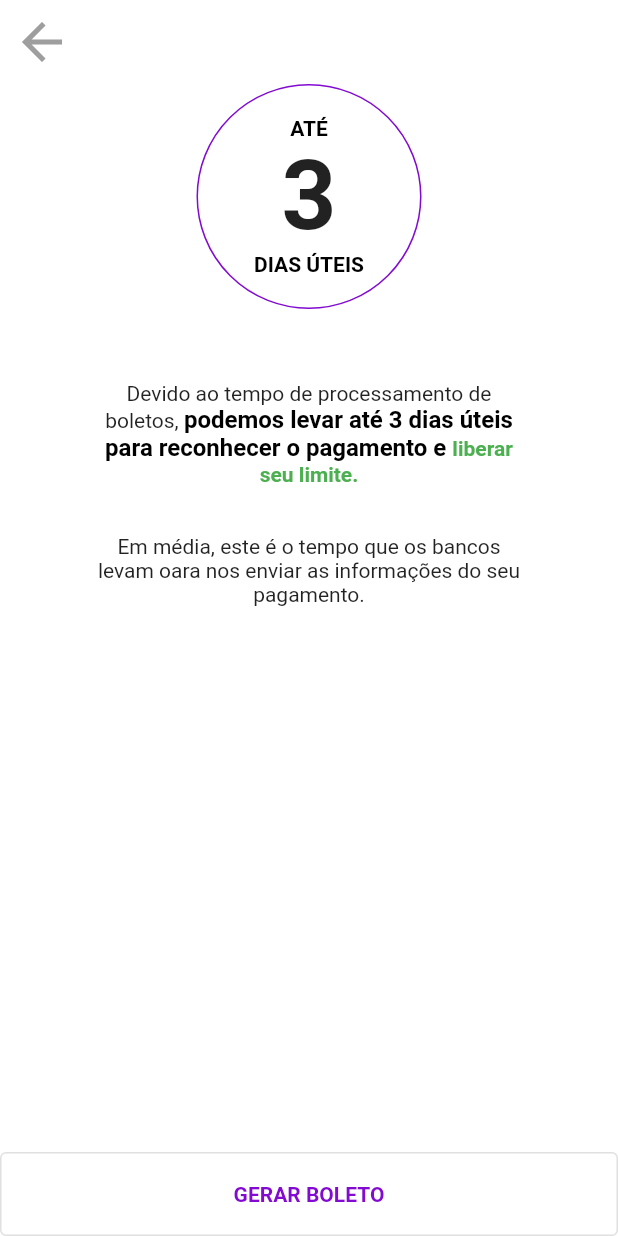
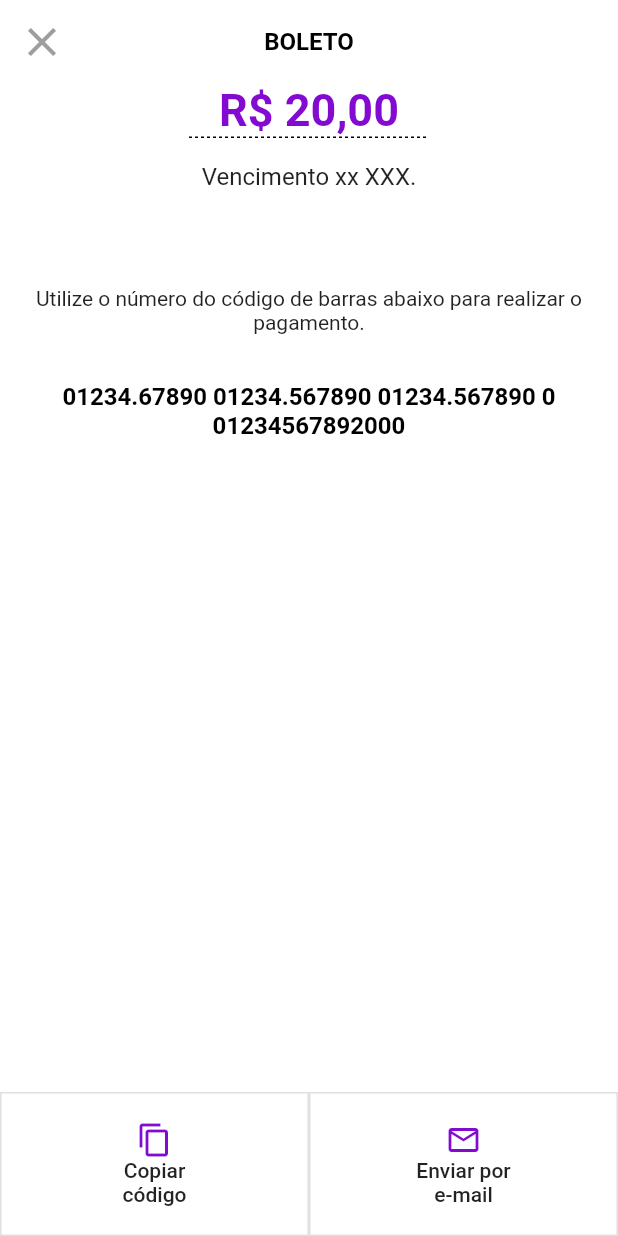
Before and after one commit to Eduardo-Tanaka/Nubank-flutter, a Flutter app: the PagarBoletoPage screen opened by its route, after a tap on "GERAR BOLETO", on a phone screen of 412 x 824 dp. Run offline on Flutter 3.47's test engine with Material 2 defaults, Android fonts, the phone set to English and light mode, and no system bars; drawn by our look-alikes of dotted_line; our stand-ins replace contacts_service, flutter_masked_text2, font_awesome_flutter, google_fonts, permission_handler, share_plus; missing offline and left inert: qr_code_scanner.

Commit message:
boleto page

```diff
--- a/lib/app_widget.dart
+++ b/lib/app_widget.dart
@@ -4,6 +4,7 @@ import 'package:nubank/modules/ajuda/ajuda_page.dart';
 import 'package:nubank/modules/ajuda/pix/ajuda_pix_detalhe_page.dart';
 import 'package:nubank/modules/ajuda/pix/ajuda_pix_home_page.dart';
 import 'package:nubank/modules/bloquear/bloquear_cartao_page.dart';
+import 'package:nubank/modules/boleto/boleto_page.dart';
 import 'package:nubank/modules/cartao_virtual/cartao_virtual_page.dart';
 import 'package:nubank/modules/cobrar/cobrar_page.dart';
 import 'package:nubank/modules/configuracao/configuracao_page.dart';
@@ -60,6 +61,7 @@ class AppWidget extends StatelessWidget {
       "/ajuda_pix_home": AjudaPixHomePage(),
       "/ajuda_pix_detalhe": AjudaPixDetalhePage(),
       "/bloquear_cartao": BloquearCartaoPage(),
+      "/boleto": BoletoPage(),
       "/cartao_virtual": CartaoVirtualPage(),
       "/cobrar": CobrarPage(),
       "/depositar": DepositarPage(),
@@ -115,6 +117,7 @@ class AppWidget extends StatelessWidget {
                 (context, animation, secondaryAnimation, child) {
               switch (settings.name) {
                 case "/ajuda_pix_detalhe":
+                case "/boleto":
                 case "/meus_dados":
                 case "/pagar_boleto":
                 case "/pagar_modo_pagamento":
--- /dev/null
+++ b/lib/modules/boleto/boleto_page.dart
@@ -0,0 +1,119 @@
+import 'package:dotted_line/dotted_line.dart';
+import 'package:flutter/material.dart';
+import 'package:nubank/shared/themes/app_colors.dart';
+import 'package:nubank/shared/themes/app_text_styles.dart';
+import 'package:nubank/shared/widgets/app_bar/app_bar_widget.dart';
+
+class BoletoPage extends StatelessWidget {
+  const BoletoPage({Key? key}) : super(key: key);
+
+  @override
+  Widget build(BuildContext context) {
+    return Scaffold(
+      appBar: AppBarWidget(
+        title: "BOLETO",
+      ),
+      body: Column(
+        mainAxisAlignment: MainAxisAlignment.spaceBetween,
+        children: [
+          Padding(
+            padding: const EdgeInsets.symmetric(horizontal: 20),
+            child: Column(
+              children: [
+                Text(
+                  "R\$ 20,00",
+                  style: TextStyles.textNuBigBold,
+                ),
+                DottedLine(
+                  direction: Axis.horizontal,
+                  lineLength: 160,
+                  lineThickness: 1.0,
+                  dashLength: 2.0,
+                  dashColor: Colors.black,
+                  dashRadius: 0.0,
+                  dashGapLength: 2.0,
+                  dashGapColor: Colors.transparent,
+                  dashGapRadius: 0.0,
+                ),
+                Padding(
+                  padding: const EdgeInsets.only(top: 16),
+                  child: Text(
+                    "Vencimento xx XXX.",
+                    style: TextStyles.textSmall,
+                  ),
+                ),
+                Padding(
+                  padding: const EdgeInsets.only(
+                    top: 64,
+                    bottom: 32,
+                  ),
+                  child: Text(
+                    "Utilize o número do código de barras abaixo para realizar o pagamento.",
+                    textAlign: TextAlign.center,
+                  ),
+                ),
+                Text(
+                  "01234.67890 01234.567890 01234.567890 0 01234567892000",
+                  style: TextStyles.textBlack,
+                  textAlign: TextAlign.center,
+                ),
+              ],
+            ),
+          ),
+          Row(
+            children: [
+              Expanded(
+                child: OutlinedButton(
+                  onPressed: () {},
+                  child: Column(
+                    children: [
+                      Icon(
+                        Icons.copy,
+                        color: AppColors.primary,
+                      ),
+                      Text(
+                        "Copiar\ncódigo",
+                        textAlign: TextAlign.center,
+                      ),
+                    ],
+                  ),
+                  style: OutlinedButton.styleFrom(
+                    primary: Colors.black87,
+                    padding: const EdgeInsets.all(20),
+                    shape: RoundedRectangleBorder(
+                      borderRadius: BorderRadius.circular(0),
+                    ),
+                  ),
+                ),
+              ),
+              Expanded(
+                child: OutlinedButton(
+                  onPressed: () {},
+                  child: Column(
+                    children: [
+                      Icon(
+                        Icons.mail_outline,
+                        color: AppColors.primary,
+                      ),
+                      Text(
+                        "Enviar por\ne-mail",
+                        textAlign: TextAlign.center,
+                      ),
+                    ],
+                  ),
+                  style: OutlinedButton.styleFrom(
+                    primary: Colors.black87,
+                    padding: const EdgeInsets.all(20),
+                    shape: RoundedRectangleBorder(
+                      borderRadius: BorderRadius.circular(0),
+                    ),
+                  ),
+                ),
+              ),
+            ],
+          ),
+        ],
+      ),
+    );
+  }
+}
--- a/lib/modules/home/home_page.dart
+++ b/lib/modules/home/home_page.dart
@@ -34,9 +34,10 @@ class _HomePageState extends State<HomePage> {
     Icons.arrow_upward,
     Icons.arrow_downward,
     FontAwesomeIcons.handHoldingUsd,
-    FontAwesomeIcons.mobile,
+    FontAwesomeIcons.mobileAlt,
     FontAwesomeIcons.commentDollar,
     Icons.favorite_border_outlined,
+    Icons.help_outline,
   ];
   final routes = [
     "/pix",
@@ -47,6 +48,7 @@ class _HomePageState extends State<HomePage> {
     "/recarga",
     "/cobrar",
     "/doacao",
+    "/ajuda",
   ];
 
   @override
--- a/lib/modules/pagar/pagar_boleto_page.dart
+++ b/lib/modules/pagar/pagar_boleto_page.dart
@@ -88,7 +88,13 @@ class PagarBoletoPage extends StatelessWidget {
                   style: OutlinedButton.styleFrom(
                     primary: Colors.black,
                   ),
-                  onPressed: () {},
+                  onPressed: () {
+                    Navigator.pushNamedAndRemoveUntil(
+                      context,
+                      "/boleto",
+                      (route) => route.isFirst,
+                    );
+                  },
                   child: Padding(
                     padding: const EdgeInsets.symmetric(vertical: 20),
                     child: Text(
--- a/lib/shared/widgets/button_bottom/button_bottom_widget.dart
+++ /dev/null
@@ -1,10 +0,0 @@
-import 'package:flutter/material.dart';
-
-class ButtonBottomWidget extends StatelessWidget {
-  const ButtonBottomWidget({Key? key}) : super(key: key);
-
-  @override
-  Widget build(BuildContext context) {
-    return Container();
-  }
-}
```
